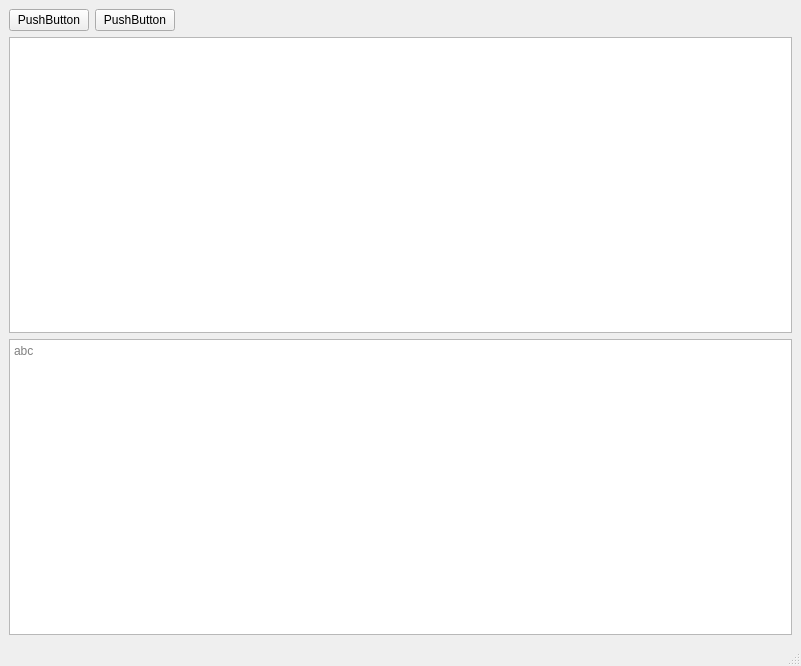
Old version of the form ui/main_view.ui in the repository lythality/saint.
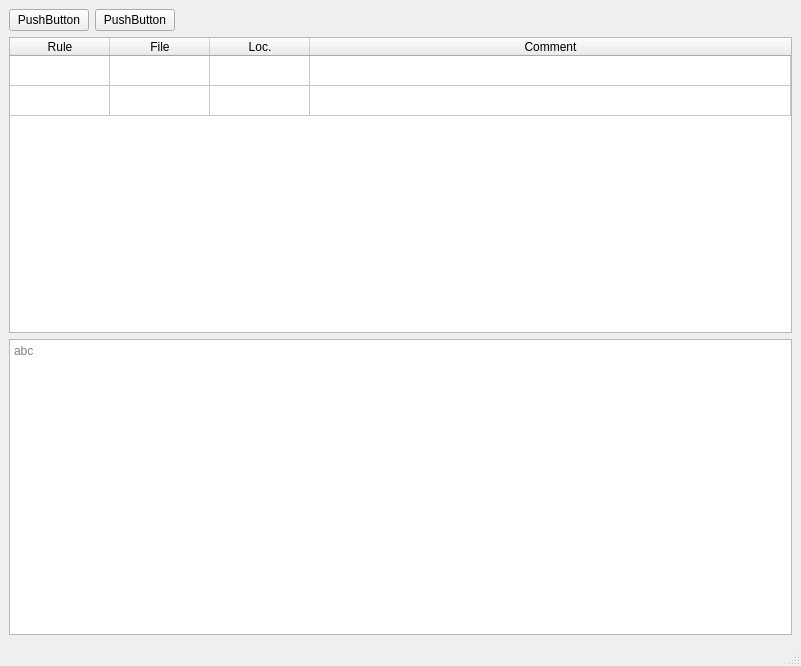
New version of the form.

Commit message: table implemented

```diff
--- a/ui/main_view.ui
+++ b/ui/main_view.ui
@@ -53,7 +53,45 @@
      </layout>
     </item>
     <item>
-     <widget class="QTableWidget" name="tableWidget"/>
+     <widget class="QTableWidget" name="tableWidget">
+      <property name="editTriggers">
+       <set>QAbstractItemView::NoEditTriggers</set>
+      </property>
+      <property name="rowCount">
+       <number>2</number>
+      </property>
+      <property name="columnCount">
+       <number>4</number>
+      </property>
+      <attribute name="horizontalHeaderStretchLastSection">
+       <bool>true</bool>
+      </attribute>
+      <attribute name="verticalHeaderVisible">
+       <bool>false</bool>
+      </attribute>
+      <row/>
+      <row/>
+      <column>
+       <property name="text">
+        <string>Rule</string>
+       </property>
+      </column>
+      <column>
+       <property name="text">
+        <string>File</string>
+       </property>
+      </column>
+      <column>
+       <property name="text">
+        <string>Loc.</string>
+       </property>
+      </column>
+      <column>
+       <property name="text">
+        <string>Comment</string>
+       </property>
+      </column>
+     </widget>
     </item>
     <item>
      <widget class="QTextEdit" name="textEdit">
```
The commit also changes 1 other file.
